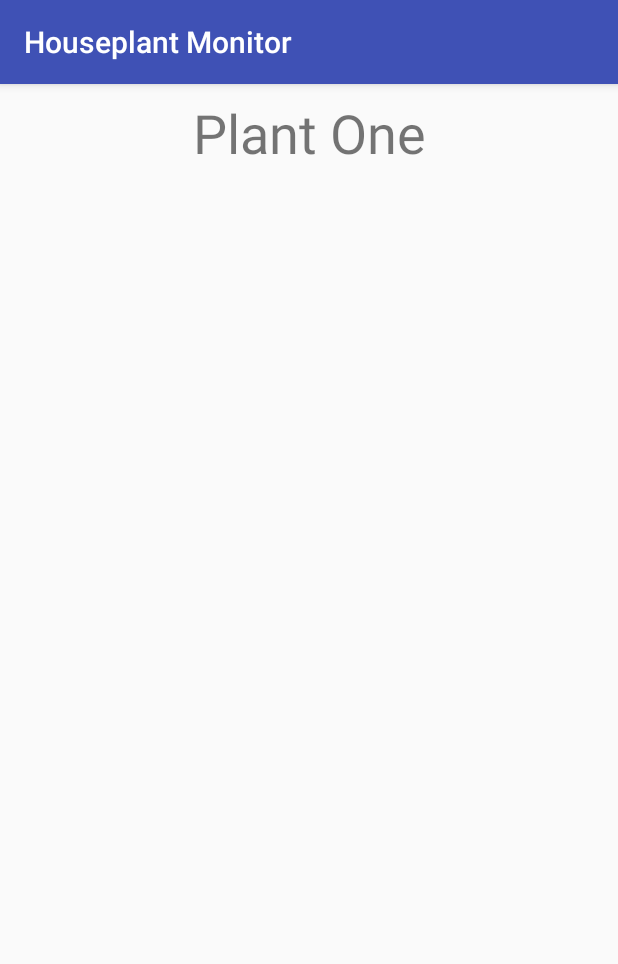
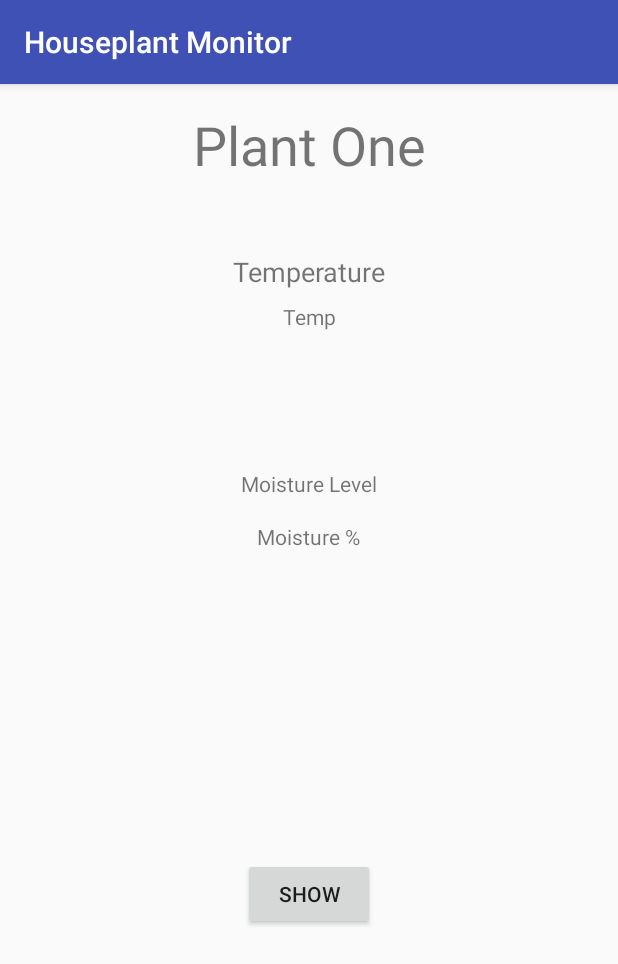
Before and after one commit to jpera010/Houseplant-Monitor-System, an Android app: the PlantOneActivity screen opened directly, with no data from a screen before it, on a phone screen of 412 x 824 dp. Shown: the top 964 px of the screen. Run offline under Robolectric (Android 15) with nearby library versions, the phone set to English and light mode, and no system bars; our stand-ins replace Firebase (no records; nobody signed in at launch, a user with empty details on screens opened directly).

Commit message:
added realtime updates from database to plant 1 activity

```diff
--- a/app/src/main/java/com/jaynew/houseplantmonitor/FirebaseHelper.java
+++ b/app/src/main/java/com/jaynew/houseplantmonitor/FirebaseHelper.java
@@ -1,6 +1,7 @@
 package com.jaynew.houseplantmonitor;
 
 import android.support.annotation.NonNull;
+import android.util.Log;
 
 import com.google.firebase.database.DataSnapshot;
 import com.google.firebase.database.DatabaseError;
@@ -31,7 +32,7 @@ public class FirebaseHelper {
     public void readPlantData(final DataStatus dataStatus) {
         mDatabaseRef.addValueEventListener(new ValueEventListener() {
             @Override
-            public void onDataChange(@NonNull DataSnapshot dataSnapshot) {
+            public void onDataChange(@NonNull DataSnapshot dataSnapshot) {      //occurs each time there is a change to database
                 plantList.clear();
                 List<String> keys = new ArrayList<>();
                 for (DataSnapshot keyNode : dataSnapshot.getChildren()) {
@@ -44,9 +45,13 @@ public class FirebaseHelper {
 
             @Override
             public void onCancelled(@NonNull DatabaseError databaseError) {
-
+                Log.w("loadPost:onCancelled", databaseError.toException());  //On fail
             }
         });
     }
 
+    public List<Plant> getPlantList() {
+        return plantList;
+    }
+
 }
--- a/app/src/main/java/com/jaynew/houseplantmonitor/MainActivity.java
+++ b/app/src/main/java/com/jaynew/houseplantmonitor/MainActivity.java
@@ -8,6 +8,8 @@ import android.widget.Button;
 
 
 public class MainActivity extends AppCompatActivity {
+
+    //FirebaseHelper mFirebase = new FirebaseHelper();
 
     @Override
     protected void onCreate(Bundle savedInstanceState) {
--- a/app/src/main/java/com/jaynew/houseplantmonitor/PlantOneActivity.java
+++ b/app/src/main/java/com/jaynew/houseplantmonitor/PlantOneActivity.java
@@ -1,13 +1,68 @@
 package com.jaynew.houseplantmonitor;
 
+import android.support.annotation.NonNull;
 import android.support.v7.app.AppCompatActivity;
 import android.os.Bundle;
+import android.util.Log;
+import android.view.View;
+import android.widget.Button;
+import android.widget.TextView;
+
+import com.google.firebase.database.DataSnapshot;
+import com.google.firebase.database.DatabaseError;
+import com.google.firebase.database.DatabaseReference;
+import com.google.firebase.database.FirebaseDatabase;
+import com.google.firebase.database.ValueEventListener;
+
+import org.w3c.dom.Text;
+
+import java.util.List;
 
 public class PlantOneActivity extends AppCompatActivity {
+
+    private TextView plantTextOne;
+    private TextView temperatureView;
+    private TextView moistureView;
+    private Button showButton;
+    //private String key;
+    DatabaseReference reff;
 
     @Override
     protected void onCreate(Bundle savedInstanceState) {
         super.onCreate(savedInstanceState);
         setContentView(R.layout.activity_plant_one);
+
+        plantTextOne = (TextView)findViewById(R.id.plantTextOne);
+        temperatureView = (TextView)findViewById(R.id.temperatureView);
+        moistureView = (TextView)findViewById(R.id.moistureView);
+        showButton = (Button)findViewById(R.id.showButton);
+
+        showButton.setOnClickListener(new View.OnClickListener() {
+            @Override
+            public void onClick(View view) {
+                reff = FirebaseDatabase.getInstance().getReference().child("plantData").child("1");
+                reff.addValueEventListener(new ValueEventListener() {
+                    @Override
+                    public void onDataChange(@NonNull DataSnapshot dataSnapshot) {
+                        String name = dataSnapshot.child("name").getValue().toString();
+                        String temperature = dataSnapshot.child("temperature").getValue().toString();
+                        String moisture_level = dataSnapshot.child("moisture_level").getValue().toString();
+
+                        plantTextOne.setText(name);
+                        temperatureView.setText(temperature);
+                        moistureView.setText(moisture_level);
+                    }
+
+                    @Override
+                    public void onCancelled(@NonNull DatabaseError databaseError) {
+
+                    }
+                });
+            }
+        });
     }
+
+
+
+
 }
--- a/app/src/main/res/layout/activity_plant_one.xml
+++ b/app/src/main/res/layout/activity_plant_one.xml
@@ -7,15 +7,82 @@
     tools:context=".PlantOneActivity">
 
     <TextView
-        android:id="@+id/textView"
+        android:id="@+id/plantTextOne"
         android:layout_width="wrap_content"
         android:layout_height="wrap_content"
         android:layout_marginStart="8dp"
-        android:layout_marginTop="8dp"
+        android:layout_marginTop="16dp"
         android:layout_marginEnd="8dp"
         android:text="Plant One"
         android:textSize="36sp"
         app:layout_constraintEnd_toEndOf="parent"
         app:layout_constraintStart_toStartOf="parent"
         app:layout_constraintTop_toTopOf="parent" />
+
+    <TextView
+        android:id="@+id/textView2"
+        android:layout_width="wrap_content"
+        android:layout_height="wrap_content"
+        android:layout_marginStart="8dp"
+        android:layout_marginTop="48dp"
+        android:layout_marginEnd="8dp"
+        android:text="Temperature"
+        android:textSize="18sp"
+        app:layout_constraintEnd_toEndOf="parent"
+        app:layout_constraintStart_toStartOf="parent"
+        app:layout_constraintTop_toBottomOf="@+id/plantTextOne" />
+
+    <TextView
+        android:id="@+id/temperatureView"
+        android:layout_width="wrap_content"
+        android:layout_height="wrap_content"
+        android:layout_marginStart="8dp"
+        android:layout_marginTop="8dp"
+        android:layout_marginEnd="8dp"
+        android:text="Temp"
+        app:layout_constraintEnd_toEndOf="parent"
+        app:layout_constraintStart_toStartOf="parent"
+        app:layout_constraintTop_toBottomOf="@+id/textView2" />
+
+    <TextView
+        android:id="@+id/textView4"
+        android:layout_width="wrap_content"
+        android:layout_height="16dp"
+        android:layout_marginStart="8dp"
+        android:layout_marginTop="92dp"
+        android:layout_marginEnd="8dp"
+        android:text="Moisture Level"
+        app:layout_constraintEnd_toEndOf="parent"
+        app:layout_constraintStart_toStartOf="parent"
+        app:layout_constraintTop_toBottomOf="@+id/temperatureView" />
+
+    <TextView
+        android:id="@+id/moistureView"
+        android:layout_width="wrap_content"
+        android:layout_height="wrap_content"
+        android:layout_marginStart="8dp"
+        android:layout_marginTop="8dp"
+        android:layout_marginEnd="8dp"
+        android:layout_marginBottom="8dp"
+        android:text="Moisture %"
+        app:layout_constraintBottom_toBottomOf="parent"
+        app:layout_constraintEnd_toEndOf="parent"
+        app:layout_constraintHorizontal_bias="0.498"
+        app:layout_constraintStart_toStartOf="parent"
+        app:layout_constraintTop_toBottomOf="@+id/textView4"
+        app:layout_constraintVertical_bias="0.025" />
+
+    <Button
+        android:id="@+id/showButton"
+        android:layout_width="wrap_content"
+        android:layout_height="wrap_content"
+        android:layout_marginStart="8dp"
+        android:layout_marginTop="8dp"
+        android:layout_marginEnd="8dp"
+        android:layout_marginBottom="8dp"
+        android:text="Show"
+        app:layout_constraintBottom_toBottomOf="parent"
+        app:layout_constraintEnd_toEndOf="parent"
+        app:layout_constraintStart_toStartOf="parent"
+        app:layout_constraintTop_toBottomOf="@+id/moistureView" />
 </android.support.constraint.ConstraintLayout>
--- a/app/src/main/res/layout/activity_plant_two.xml
+++ b/app/src/main/res/layout/activity_plant_two.xml
@@ -7,11 +7,11 @@
     tools:context=".PlantTwoActivity">
 
     <TextView
-        android:id="@+id/textView2"
+        android:id="@+id/plantTextTwo"
         android:layout_width="wrap_content"
         android:layout_height="wrap_content"
         android:layout_marginStart="8dp"
-        android:layout_marginTop="8dp"
+        android:layout_marginTop="16dp"
         android:layout_marginEnd="8dp"
         android:text="PlantTwo"
         android:textSize="36sp"
```
Also changed, not shown: 1 other file.
